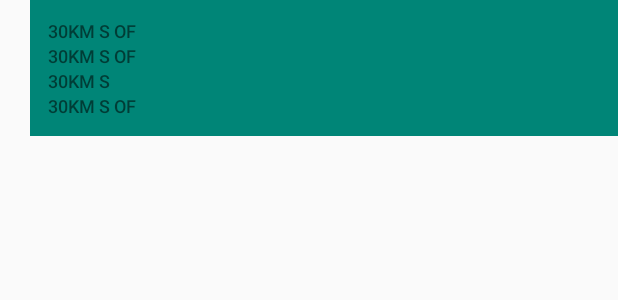
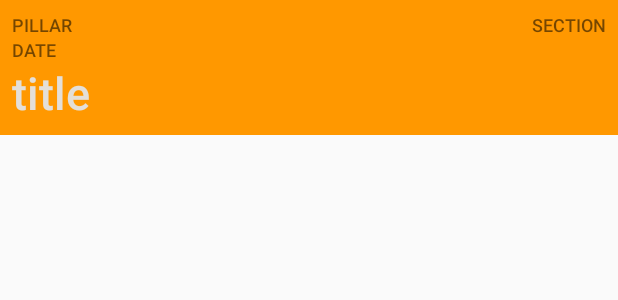
Before and after one commit to abouelnaga1988/Udacity, an Android app: the layout item_list.xml on its own in the app's theme, with its tools: preview values and no code run, on a phone screen of 412 x 824 dp. Shown: the top 300 px of the screen. Run offline under Robolectric (Android 15) with nearby library versions, the phone set to English and light mode, and no system bars.

Commit message:
for Udacity submission

```diff
--- a/NagaNews/app/src/main/java/com/example/android/naganews/NewsLoader.java
+++ b/NagaNews/app/src/main/java/com/example/android/naganews/NewsLoader.java
@@ -2,15 +2,18 @@ package com.example.android.naganews;
 
 import android.content.AsyncTaskLoader;
 import android.content.Context;
+
 import java.util.List;
 
 public class NewsLoader extends AsyncTaskLoader<List<News>> {
 
     private String mUrl;
+
     public NewsLoader(Context context, String url) {
         super(context);
         mUrl = url;
     }
+
     @Override
     protected void onStartLoading() {
         forceLoad();
--- a/NagaNews/app/src/main/res/layout/item_list.xml
+++ b/NagaNews/app/src/main/res/layout/item_list.xml
@@ -4,51 +4,55 @@
     xmlns:tools="http://schemas.android.com/tools"
     android:layout_width="match_parent"
     android:layout_height="wrap_content"
+    android:background="@color/colorAccent"
     android:orientation="vertical"
-    android:layout_marginLeft="20dp"
-    android:padding="12dp"
-    android:background="@color/colorPrimary">
+    android:padding="8dp">
+
+    <RelativeLayout
+        android:layout_width="match_parent"
+        android:layout_height="wrap_content">
+
+        <TextView
+            android:id="@+id/pillar_text"
+            android:layout_width="wrap_content"
+            android:layout_height="wrap_content"
+            android:layout_alignParentLeft="true"
+            android:fontFamily="sans-serif-medium"
+            android:textAllCaps="true"
+            android:textSize="12sp"
+            tools:text="pillar" />
 
         <TextView
             android:id="@+id/section_text"
             android:layout_width="wrap_content"
             android:layout_height="wrap_content"
-        android:ellipsize="end"
+            android:layout_alignParentRight="true"
             android:fontFamily="sans-serif-medium"
-        android:maxLines="1"
             android:textAllCaps="true"
             android:textSize="12sp"
-        tools:text="30km S of" />
+            tools:text="section" />
+    </RelativeLayout>
+
+
     <TextView
         android:id="@+id/date_text"
         android:layout_width="wrap_content"
         android:layout_height="wrap_content"
-        android:ellipsize="end"
         android:fontFamily="sans-serif-medium"
-        android:maxLines="1"
         android:textAllCaps="true"
         android:textSize="12sp"
-        tools:text="30km S of" />
+        tools:text="date" />
 
     <TextView
         android:id="@+id/title_text"
         android:layout_width="wrap_content"
         android:layout_height="wrap_content"
+        android:ellipsize="none"
         android:fontFamily="sans-serif-medium"
-        android:textAllCaps="true"
-        android:textSize="12sp"
-        android:ellipsize="none"
         android:scrollHorizontally="false"
-        tools:text="30km S "
-        />
-    <TextView
-        android:id="@+id/pillar_text"
-        android:layout_width="wrap_content"
-        android:layout_height="wrap_content"
-        android:ellipsize="end"
-        android:fontFamily="sans-serif-medium"
-        android:maxLines="1"
-        android:textAllCaps="true"
-        android:textSize="12sp"
-        tools:text="30km S of" />
+        android:textAllCaps="false"
+        android:textColor="@color/title_text_color"
+        android:textSize="30sp"
+        tools:text="title" />
+
 </LinearLayout>
--- a/NagaNews/app/src/main/res/values/colors.xml
+++ b/NagaNews/app/src/main/res/values/colors.xml
@@ -1,6 +1,7 @@
 <?xml version="1.0" encoding="utf-8"?>
 <resources>
-    <color name="colorPrimary">#008577</color>
-    <color name="colorPrimaryDark">#00574B</color>
-    <color name="colorAccent">#D81B60</color>
+    <color name="colorPrimary">#DC86848A</color>
+    <color name="colorPrimaryDark">#605A63</color>
+    <color name="colorAccent">#FF9800</color>
+    <color name="title_text_color">#E4DFD8</color>
 </resources>
```
Also changed, not shown: NagaNews/app/src/main/java/com/example/android/naganews/News.java (+6 -4 lines), NagaNews/app/src/main/java/com/example/android/naganews/NewsActivity.java (+6 -4 lines), NagaNews/app/src/main/java/com/example/android/naganews/NewsAdapter.java (+8 -1 lines), NagaNews/app/src/main/java/com/example/android/naganews/QueryUtils.java (+14 -2 lines), NagaNews/app/src/main/res/layout/activity_news.xml (+5 -7 lines). Lines whose indentation alone changed are shown as unchanged.
